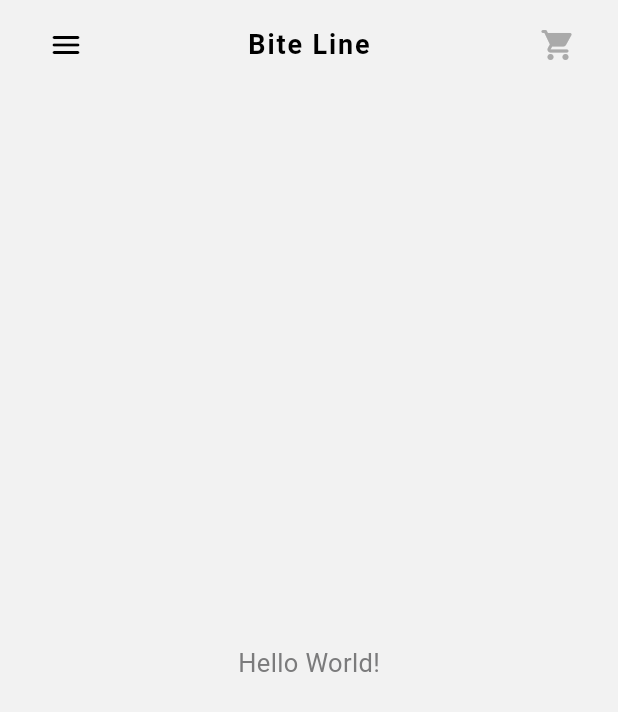
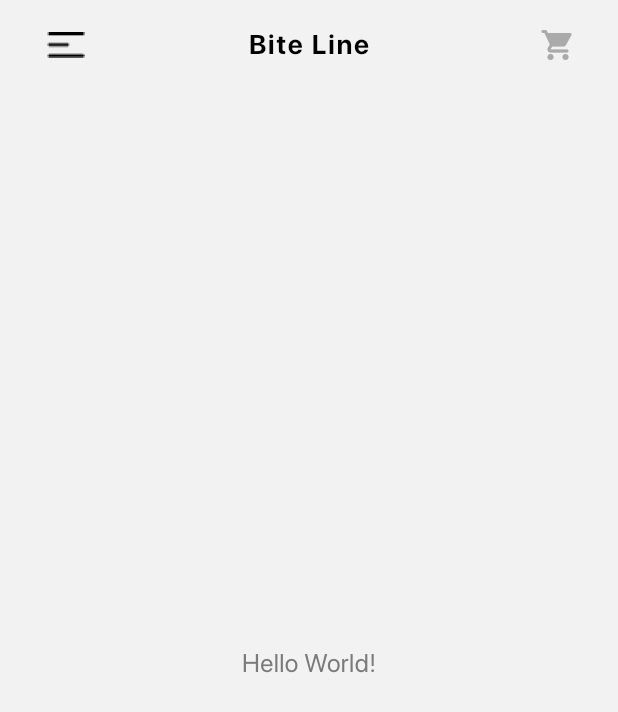
Before and after one commit to Sreeram3927/biteline, a Flutter app: the screen it shows after launch, on a phone screen of 412 x 824 dp. Shown: the top 712 px of the screen. Run offline on Flutter 3.47's test engine with Material 3 defaults, Android fonts, the phone set to English and light mode, and no system bars; project files that could hold a hidden picture were left out.

Commit message:
fix pubspec

```diff
--- a/lib/pages/home.dart
+++ b/lib/pages/home.dart
@@ -13,7 +13,7 @@ class HomePage extends StatelessWidget {
           padding: const EdgeInsets.symmetric(vertical: 2.0, horizontal: 16.0),
           child: AppBar(
             leading: IconButton(
-              icon: const Icon(Icons.menu_rounded),
+              icon: Image.asset('assets/images/menu_icon.png'),
               onPressed: () {},
             ),
             title: Text(
```
Also changed, not shown: pubspec.yaml (+12 -9 lines), assets/images/menu_icon.png (added).
